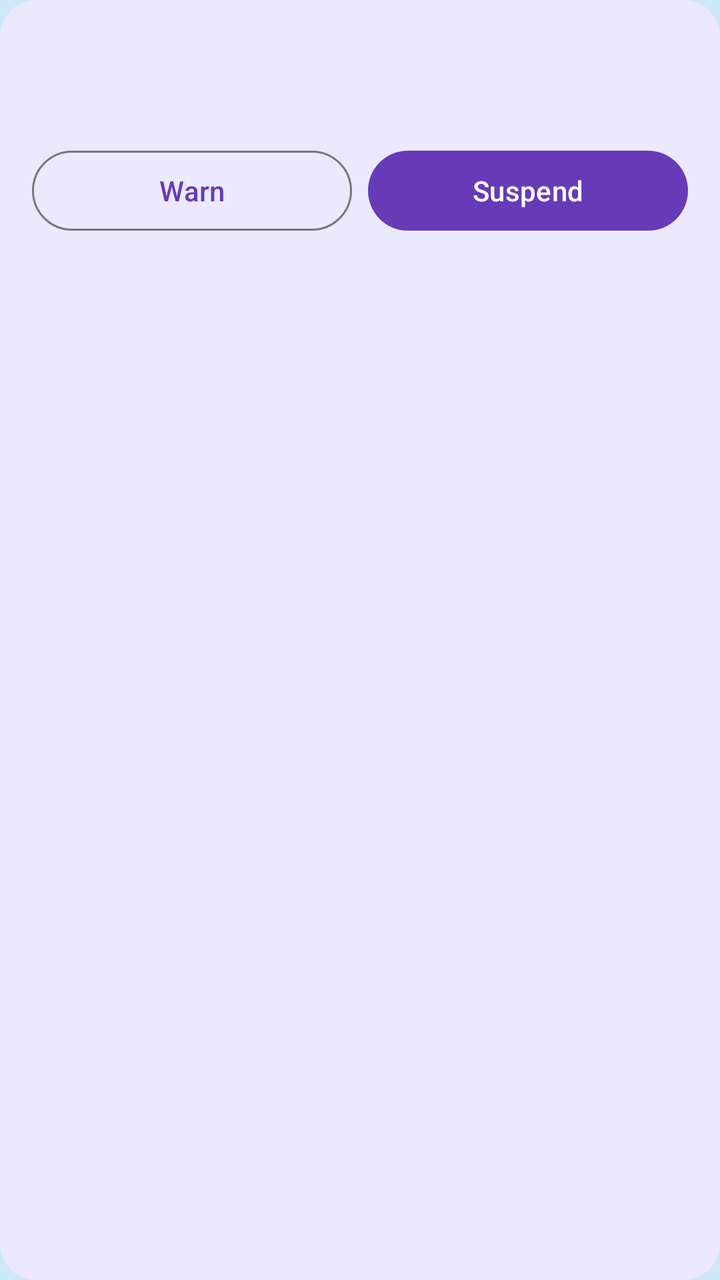
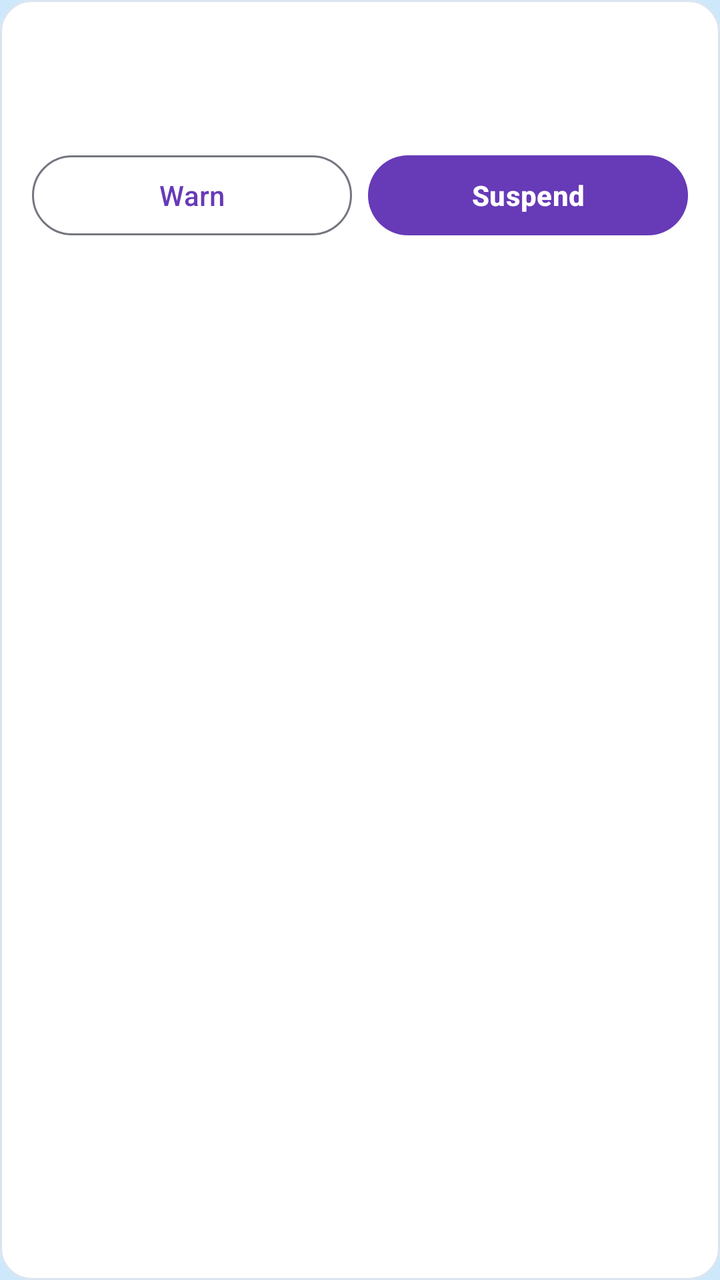

Screens rendered from an Android XML layout before and after an edit, with the pre-edit source and the edit as a unified diff.
<!-- AndroidManifest.xml: application theme Theme.CampusConnect -->
<!-- res/layout/item_user_row.xml -->
<?xml version="1.0" encoding="utf-8"?>
<com.google.android.material.card.MaterialCardView xmlns:android="http://schemas.android.com/apk/res/android"
    xmlns:app="http://schemas.android.com/apk/res-auto"
    android:layout_width="match_parent"
    android:layout_height="wrap_content"
    android:layout_margin="8dp"
    app:cardCornerRadius="18dp"
    app:cardElevation="0dp">
    <LinearLayout android:layout_width="match_parent" android:layout_height="wrap_content" android:orientation="vertical" android:padding="16dp">
        <TextView android:id="@+id/userName" android:layout_width="match_parent" android:layout_height="wrap_content" android:textStyle="bold" android:textSize="16sp" />
        <TextView android:id="@+id/userMeta" android:layout_width="match_parent" android:layout_height="wrap_content" android:layout_marginTop="4dp" android:textSize="13sp" />
        <LinearLayout android:layout_width="match_parent" android:layout_height="wrap_content" android:layout_marginTop="12dp" android:orientation="horizontal">
            <Button android:id="@+id/warnButton" style="@style/Widget.Material3.Button.OutlinedButton" android:layout_width="0dp" android:layout_height="wrap_content" android:layout_weight="1" android:minHeight="48dp" android:text="@string/warn" />
            <Button android:id="@+id/suspendButton" android:layout_width="0dp" android:layout_height="wrap_content" android:layout_marginStart="8dp" android:layout_weight="1" android:minHeight="48dp" android:text="@string/suspend" />
        </LinearLayout>
    </LinearLayout>
</com.google.android.material.card.MaterialCardView>
<!-- resources referenced by this layout -->
<resources>
  <style name="Base.Theme.CampusConnect" parent="Theme.Material3.DayNight.NoActionBar">
          
          <item name="colorPrimary">@color/primary</item>
          <item name="colorOnPrimary">@color/on_primary</item>
          <item name="colorSecondary">@color/secondary</item>
          <item name="colorOnSecondary">@color/on_secondary</item>
          <item name="colorTertiary">@color/tertiary</item>
          <item name="colorOnTertiary">@color/on_tertiary</item>
          <item name="android:windowBackground">@color/background</item>
          <item name="colorSurface">@color/surface</item>
          <item name="colorOnSurface">@color/on_surface</item>
  
          <item name="colorSurfaceVariant">@color/surface_variant</item>
          <item name="colorOnSurfaceVariant">@color/on_surface_variant</item>
          <item name="colorError">@color/error</item>
          <item name="colorOnError">@color/on_error</item>
          <item name="colorOutline">@color/outline</item>
          <item name="colorOutlineVariant">@color/outline_variant</item>
          <item name="android:statusBarColor">@color/primary</item>
  
          
          <item name="materialCardViewStyle">@style/Widget.CampusConnect.Card</item>
          <item name="toolbarStyle">@style/Widget.CampusConnect.Toolbar</item>
      </style>
  <style name="Widget.CampusConnect.Card" parent="Widget.Material3.CardView.Elevated">
          
          <item name="cardBackgroundColor">@color/tile_bg</item>
          <item name="cardCornerRadius">18dp</item>
          <item name="cardElevation">0dp</item>
          <item name="strokeWidth">0dp</item>
      </style>
  <style name="Widget.CampusConnect.Toolbar" parent="Widget.Material3.Toolbar">
          <item name="navigationIconTint">?attr/colorOnPrimary</item>
          <item name="android:theme">@style/ThemeOverlay.CampusConnect.Toolbar</item>
      </style>
  <color name="tile_bg">#ECE8FE</color>
  <style name="ThemeOverlay.CampusConnect.Toolbar" parent="">
          <item name="colorControlNormal">?attr/colorOnPrimary</item>
      </style>
  <!-- unchanged entries left out for length: 18 -->
</resources>

<!-- the commit's change to res/layout/item_user_row.xml (unified diff, before → after) -->
@@ -3,15 +3,14 @@
     xmlns:app="http://schemas.android.com/apk/res-auto"
     android:layout_width="match_parent"
     android:layout_height="wrap_content"
-    android:layout_margin="8dp"
-    app:cardCornerRadius="18dp"
-    app:cardElevation="0dp">
-    <LinearLayout android:layout_width="match_parent" android:layout_height="wrap_content" android:orientation="vertical" android:padding="16dp">
-        <TextView android:id="@+id/userName" android:layout_width="match_parent" android:layout_height="wrap_content" android:textStyle="bold" android:textSize="16sp" />
-        <TextView android:id="@+id/userMeta" android:layout_width="match_parent" android:layout_height="wrap_content" android:layout_marginTop="4dp" android:textSize="13sp" />
-        <LinearLayout android:layout_width="match_parent" android:layout_height="wrap_content" android:layout_marginTop="12dp" android:orientation="horizontal">
+    android:layout_margin="@dimen/space_s"
+    app:cardCornerRadius="@dimen/radius_card">
+    <LinearLayout android:layout_width="match_parent" android:layout_height="wrap_content" android:orientation="vertical" android:padding="@dimen/space_l">
+        <TextView android:id="@+id/userName" android:layout_width="match_parent" android:layout_height="wrap_content" android:textAppearance="@style/TextAppearance.CampusConnect.CardTitle" />
+        <TextView android:id="@+id/userMeta" android:layout_width="match_parent" android:layout_height="wrap_content" android:layout_marginTop="@dimen/space_xs" android:textAppearance="@style/TextAppearance.CampusConnect.BodySecondary" />
+        <LinearLayout android:layout_width="match_parent" android:layout_height="wrap_content" android:layout_marginTop="@dimen/space_m" android:orientation="horizontal">
             <Button android:id="@+id/warnButton" style="@style/Widget.Material3.Button.OutlinedButton" android:layout_width="0dp" android:layout_height="wrap_content" android:layout_weight="1" android:minHeight="48dp" android:text="@string/warn" />
-            <Button android:id="@+id/suspendButton" android:layout_width="0dp" android:layout_height="wrap_content" android:layout_marginStart="8dp" android:layout_weight="1" android:minHeight="48dp" android:text="@string/suspend" />
+            <Button android:id="@+id/suspendButton" android:layout_width="0dp" android:layout_height="wrap_content" android:layout_marginStart="@dimen/space_s" android:layout_weight="1" android:minHeight="48dp" android:text="@string/suspend" />
         </LinearLayout>
     </LinearLayout>
 </com.google.android.material.card.MaterialCardView>
<!-- resource entries referenced after the edit -->
@@ -1,5 +1,19 @@
 <!-- resources referenced by this layout -->
 <resources>
+  <dimen name="radius_card">16dp</dimen>
+  <dimen name="space_l">16dp</dimen>
+  <dimen name="space_m">12dp</dimen>
+  <dimen name="space_s">8dp</dimen>
+  <dimen name="space_xs">4dp</dimen>
+  <style name="TextAppearance.CampusConnect.BodySecondary" parent="TextAppearance.Material3.BodyMedium">
+          <item name="android:textSize">14sp</item>
+          <item name="android:textColor">@color/text_secondary</item>
+      </style>
+  <style name="TextAppearance.CampusConnect.CardTitle" parent="TextAppearance.Material3.TitleMedium">
+          <item name="android:textSize">17sp</item>
+          <item name="android:textStyle">bold</item>
+      </style>
+  <color name="text_secondary">#565B6E</color>
   <style name="Base.Theme.CampusConnect" parent="Theme.Material3.DayNight.NoActionBar">
           
           <item name="colorPrimary">@color/primary</item>
@@ -22,23 +36,61 @@
   
           
           <item name="materialCardViewStyle">@style/Widget.CampusConnect.Card</item>
+          <item name="materialButtonStyle">@style/Widget.CampusConnect.Button</item>
+          <item name="materialAlertDialogTheme">@style/ThemeOverlay.CampusConnect.Dialog</item>
+          <item name="alertDialogTheme">@style/ThemeOverlay.CampusConnect.Dialog</item>
+          <item name="snackbarStyle">@style/Widget.CampusConnect.Snackbar</item>
+          <item name="android:windowAnimationStyle">@style/Animation.CampusConnect.Activity</item>
           <item name="toolbarStyle">@style/Widget.CampusConnect.Toolbar</item>
       </style>
-  <style name="Widget.CampusConnect.Card" parent="Widget.Material3.CardView.Elevated">
-          
-          <item name="cardBackgroundColor">@color/tile_bg</item>
-          <item name="cardCornerRadius">18dp</item>
+  <style name="Widget.CampusConnect.Card" parent="Widget.Material3.CardView.Outlined">
+          <item name="cardBackgroundColor">@color/card_surface</item>
+          <item name="cardCornerRadius">@dimen/radius_card</item>
           <item name="cardElevation">0dp</item>
-          <item name="strokeWidth">0dp</item>
+          <item name="strokeWidth">1dp</item>
+          <item name="strokeColor">@color/card_stroke</item>
+      </style>
+  <style name="Widget.CampusConnect.Button" parent="Widget.Material3.Button">
+          <item name="android:minHeight">@dimen/touch_target</item>
+          <item name="android:textAppearance">@style/TextAppearance.CampusConnect.Label</item>
+      </style>
+  <style name="ThemeOverlay.CampusConnect.Dialog" parent="ThemeOverlay.Material3.MaterialAlertDialog">
+          <item name="shapeAppearanceCornerExtraLarge">@style/ShapeAppearance.CampusConnect.Dialog</item>
+      </style>
+  <style name="Widget.CampusConnect.Snackbar" parent="Widget.Material3.Snackbar">
+          <item name="android:layout_margin">@dimen/space_m</item>
+      </style>
+  <style name="Animation.CampusConnect.Activity" parent="@android:style/Animation.Activity">
+          <item name="android:activityOpenEnterAnimation">@anim/screen_enter</item>
+          <item name="android:activityOpenExitAnimation">@anim/screen_exit_behind</item>
+          <item name="android:activityCloseEnterAnimation">@anim/screen_enter_behind</item>
+          <item name="android:activityCloseExitAnimation">@anim/screen_exit</item>
       </style>
   <style name="Widget.CampusConnect.Toolbar" parent="Widget.Material3.Toolbar">
-          <item name="navigationIconTint">?attr/colorOnPrimary</item>
+          <item name="navigationIconTint">@color/on_header</item>
+          <item name="titleTextColor">@color/on_header</item>
+          <item name="subtitleTextColor">@color/on_header_secondary</item>
           <item name="android:theme">@style/ThemeOverlay.CampusConnect.Toolbar</item>
       </style>
-  <color name="tile_bg">#ECE8FE</color>
+  <color name="card_surface">#FFFFFF</color>
+  <color name="card_stroke">#DCE3F0</color>
+  <dimen name="touch_target">48dp</dimen>
+  <style name="TextAppearance.CampusConnect.Label" parent="TextAppearance.Material3.LabelLarge">
+          <item name="android:textSize">14sp</item>
+          <item name="android:textStyle">bold</item>
+      </style>
+  <style name="ShapeAppearance.CampusConnect.Dialog" parent="">
+          <item name="cornerFamily">rounded</item>
+          <item name="cornerSize">@dimen/radius_hero</item>
+      </style>
+  <color name="on_header">#FFFFFF</color>
+  <color name="on_header_secondary">#E6E0FF</color>
   <style name="ThemeOverlay.CampusConnect.Toolbar" parent="">
-          <item name="colorControlNormal">?attr/colorOnPrimary</item>
+          
+          <item name="colorOnPrimary">@color/on_header</item>
+          <item name="colorControlNormal">@color/on_header</item>
       </style>
+  <dimen name="radius_hero">24dp</dimen>
   <!-- unchanged entries left out for length: 18 -->
 </resources>
 
